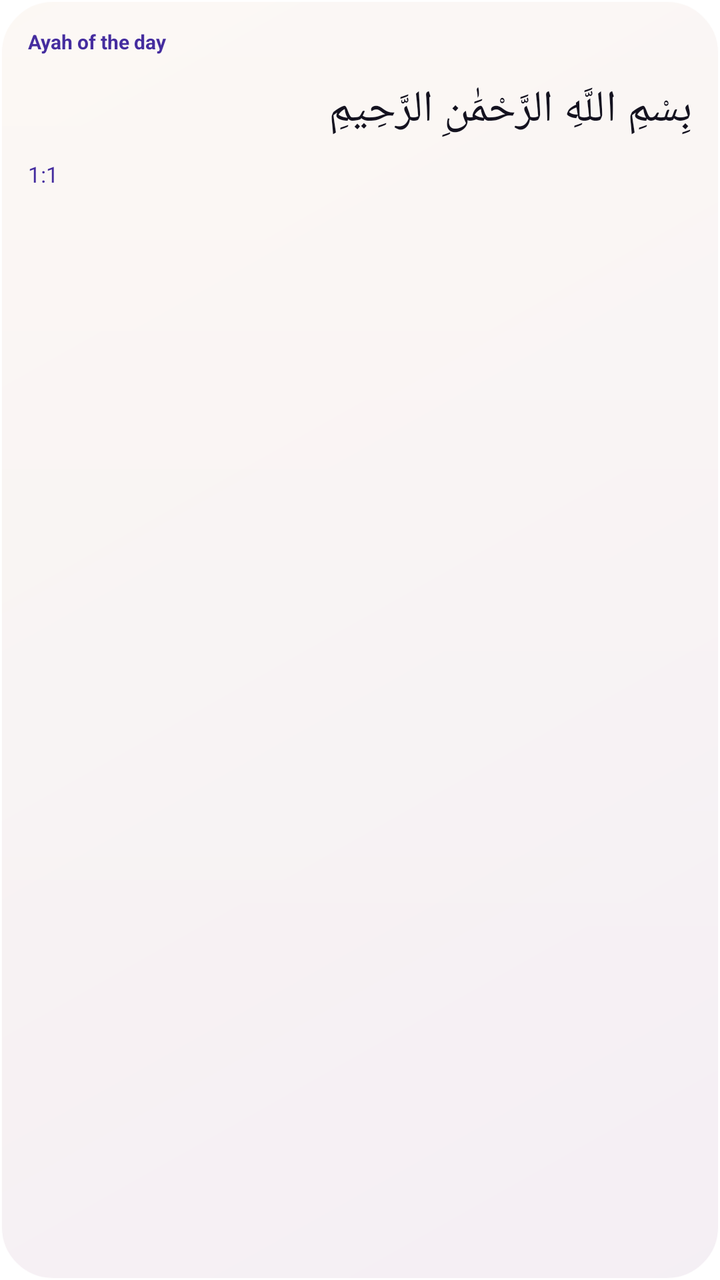
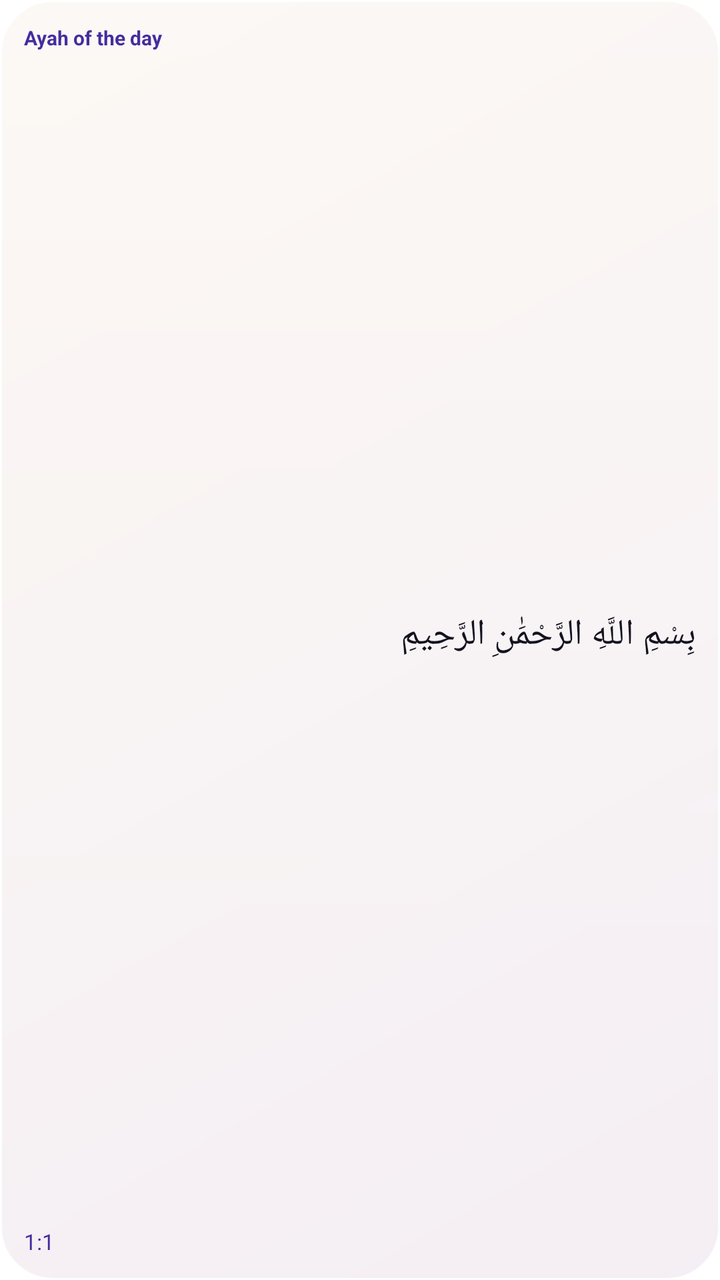

The first picture is an Android layout as it rendered before a commit; the second is the same layout after the commit. The layout source and the unified diff follow.
<!-- AndroidManifest.xml: fallback theme Theme.MaterialComponents.DayNight.NoActionBar -->
<!-- res/layout/widget_preview_ayah.xml -->
<?xml version="1.0" encoding="utf-8"?>
<LinearLayout xmlns:android="http://schemas.android.com/apk/res/android" android:layout_width="match_parent" android:layout_height="match_parent" android:orientation="vertical" android:padding="14dp" android:background="@drawable/widget_card"><TextView android:layout_width="match_parent" android:layout_height="wrap_content" android:text="@string/widget_ayah" android:textColor="@color/widget_fallback_accent" android:textSize="10sp" android:textStyle="bold" android:paddingBottom="4dp"/><TextView android:layout_width="match_parent" android:layout_height="wrap_content" android:text="بِسْمِ اللَّهِ الرَّحْمَٰنِ الرَّحِيمِ" android:textColor="@color/widget_fallback_ink" android:textSize="22sp" android:gravity="right" android:paddingTop="8dp" android:maxLines="3"/><TextView android:layout_width="match_parent" android:layout_height="wrap_content" android:text="1:1" android:textColor="@color/widget_fallback_accent" android:textSize="11sp" android:paddingTop="10dp"/></LinearLayout>
<!-- resources referenced by this layout -->
<resources>
  <color name="widget_fallback_accent">@color/widget_islamic_light_accent</color>
  <color name="widget_fallback_ink">@color/widget_islamic_light_ink</color>
  <!-- drawable widget_card (drawable) -->
  <?xml version="1.0" encoding="utf-8"?>
  <layer-list xmlns:android="http://schemas.android.com/apk/res/android"><item android:drawable="@drawable/widget_glass_islamic_light"/></layer-list>
  <string name="widget_ayah" formatted="false">Ayah of the day</string>
  <color name="widget_islamic_light_accent">#452D9F</color>
  <color name="widget_islamic_light_ink">#14121F</color>
  <!-- drawable widget_glass_islamic_light (drawable) -->
  <?xml version="1.0" encoding="utf-8"?>
  <layer-list xmlns:android="http://schemas.android.com/apk/res/android"><item><shape android:shape="rectangle"><corners android:radius="26dp"/><gradient android:angle="315" android:startColor="#F7FBF6F1" android:endColor="#F7F4EEF4"/><stroke android:width="1dp" android:color="#E6FFFFFF"/></shape></item><item><shape android:shape="rectangle"><corners android:radius="26dp"/><gradient android:angle="270" android:startColor="#38FFFFFF" android:endColor="#00FFFFFF"/></shape></item></layer-list>
</resources>

<!-- the commit's change to res/layout/widget_preview_ayah.xml (unified diff, before → after) -->
@@ -1,2 +1,2 @@
 <?xml version="1.0" encoding="utf-8"?>
-<LinearLayout xmlns:android="http://schemas.android.com/apk/res/android" android:layout_width="match_parent" android:layout_height="match_parent" android:orientation="vertical" android:padding="14dp" android:background="@drawable/widget_card"><TextView android:layout_width="match_parent" android:layout_height="wrap_content" android:text="@string/widget_ayah" android:textColor="@color/widget_fallback_accent" android:textSize="10sp" android:textStyle="bold" android:paddingBottom="4dp"/><TextView android:layout_width="match_parent" android:layout_height="wrap_content" android:text="بِسْمِ اللَّهِ الرَّحْمَٰنِ الرَّحِيمِ" android:textColor="@color/widget_fallback_ink" android:textSize="22sp" android:gravity="right" android:paddingTop="8dp" android:maxLines="3"/><TextView android:layout_width="match_parent" android:layout_height="wrap_content" android:text="1:1" android:textColor="@color/widget_fallback_accent" android:textSize="11sp" android:paddingTop="10dp"/></LinearLayout>
+<LinearLayout xmlns:android="http://schemas.android.com/apk/res/android" android:layout_width="match_parent" android:layout_height="match_parent" android:orientation="vertical" android:padding="12dp" android:background="@drawable/widget_card"><TextView android:layout_width="match_parent" android:layout_height="wrap_content" android:text="@string/widget_ayah" android:textColor="@color/widget_fallback_accent" android:textSize="10sp" android:textStyle="bold" android:maxLines="2" android:autoSizeTextType="uniform" android:autoSizeMinTextSize="9sp" android:autoSizeMaxTextSize="10sp" android:autoSizeStepGranularity="1sp"/><TextView android:layout_width="match_parent" android:layout_height="0dp" android:layout_weight="1" android:text="بِسْمِ اللَّهِ الرَّحْمَٰنِ الرَّحِيمِ" android:textColor="@color/widget_fallback_ink" android:textSize="18sp" android:gravity="right|center_vertical" android:maxLines="3" android:autoSizeTextType="uniform" android:autoSizeMinTextSize="12sp" android:autoSizeMaxTextSize="18sp" android:autoSizeStepGranularity="1sp"/><TextView android:layout_width="match_parent" android:layout_height="wrap_content" android:text="1:1" android:textColor="@color/widget_fallback_accent" android:textSize="11sp" android:paddingTop="4dp"/></LinearLayout>
